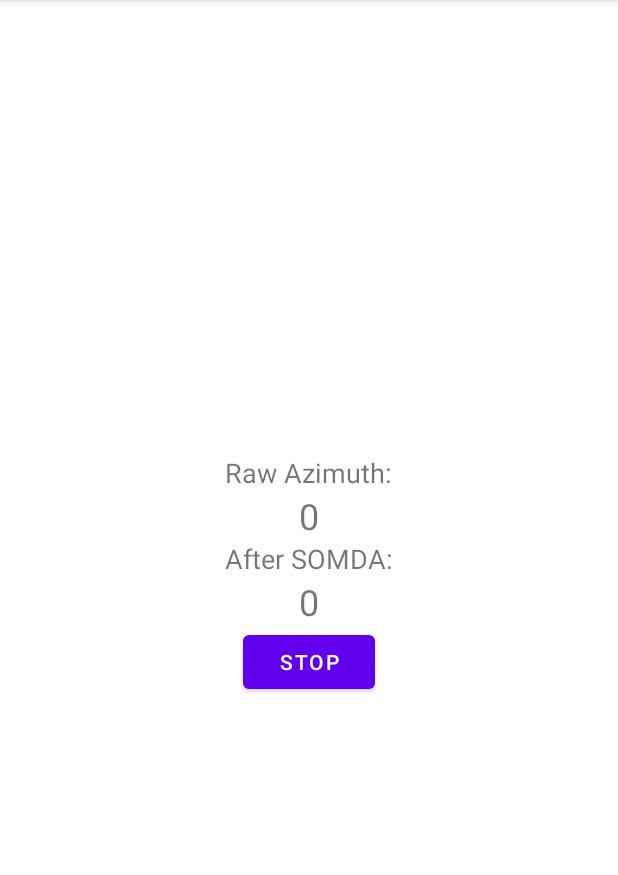
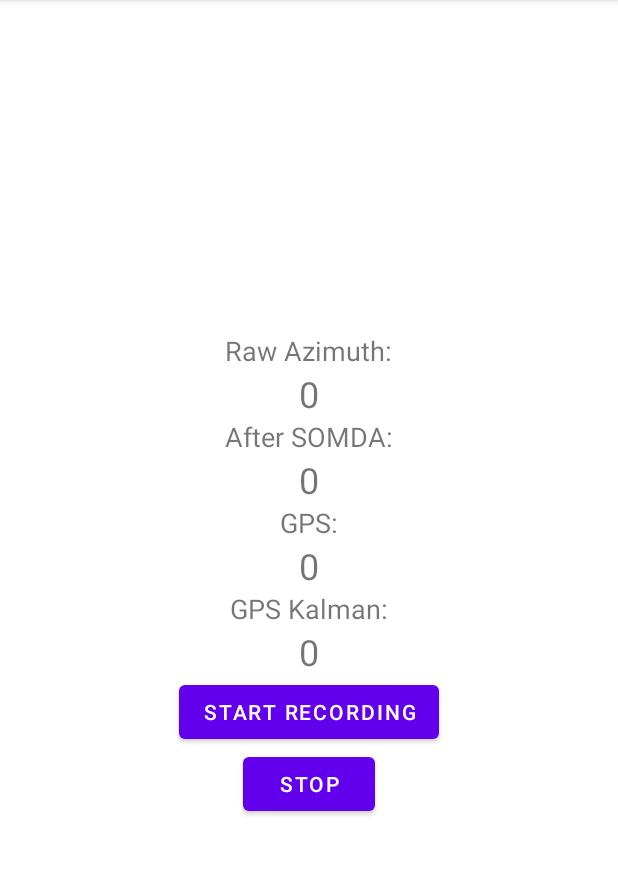
Before and after one commit to dominikjuergens/DirectionDetection-library, an Android app: the screen it shows after launch (MainActivity), on a phone screen of 412 x 824 dp, the part 84-959 px from its top. Run offline under Robolectric (Android 15) with nearby library versions, the phone set to English and light mode, and no system bars.

Commit message:
- added textfields for gps - added a button to record values

```diff
--- a/DirectionDetectionLibrary/src/main/java/dominikjuergens/example/directiondetectionlibrary/Somda.kt
+++ b/DirectionDetectionLibrary/src/main/java/dominikjuergens/example/directiondetectionlibrary/Somda.kt
@@ -64,7 +64,7 @@ class Somda(private val context: Context) {
         //roll correction
         val correctedAzimuth = rollCorrection()
         val zAccPeak = findPeak()
-        var finalAzimuth = 0F
+        var finalAzimuth = 0.0F
         if((pitch < 0 && zAccPeak < 0) || (pitch > 0 && zAccPeak > 0)) {
             finalAzimuth = correctedAzimuth
         } else if((pitch < 0 && zAccPeak > 0) || (pitch > 0 && zAccPeak < 0)) {
--- a/app/src/main/res/layout/activity_main.xml
+++ b/app/src/main/res/layout/activity_main.xml
@@ -34,6 +34,38 @@
         android:text="0"
         android:textSize="24sp"/>
 
+    <TextView
+        android:layout_width="wrap_content"
+        android:layout_height="wrap_content"
+        android:text="GPS:"
+        android:textSize="18sp"/>
+
+    <TextView
+        android:id="@+id/gpsTextView"
+        android:layout_width="wrap_content"
+        android:layout_height="wrap_content"
+        android:text="0"
+        android:textSize="24sp"/>
+
+    <TextView
+        android:layout_width="wrap_content"
+        android:layout_height="wrap_content"
+        android:text="GPS Kalman:"
+        android:textSize="18sp"/>
+
+    <TextView
+        android:id="@+id/gpsKalmanTextView"
+        android:layout_width="wrap_content"
+        android:layout_height="wrap_content"
+        android:text="0"
+        android:textSize="24sp"/>
+
+    <Button
+        android:id="@+id/start_button"
+        android:layout_width="wrap_content"
+        android:layout_height="wrap_content"
+        android:text="Start Recording"/>
+
     <Button
         android:id="@+id/stop_button"
         android:layout_width="wrap_content"
```
